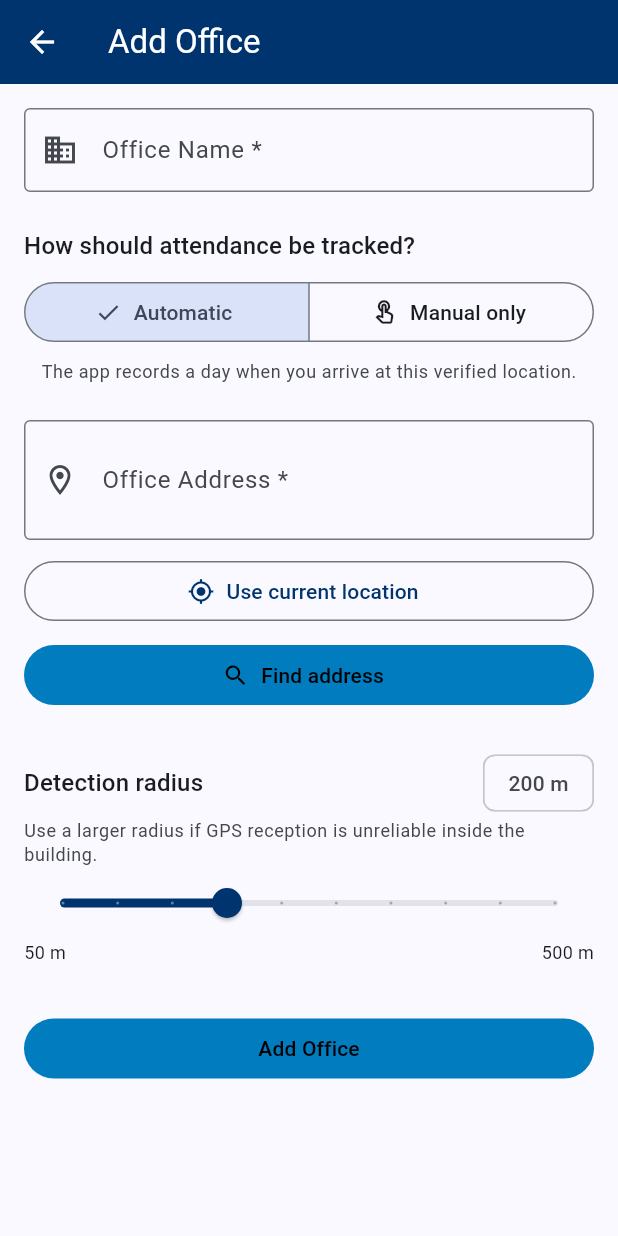
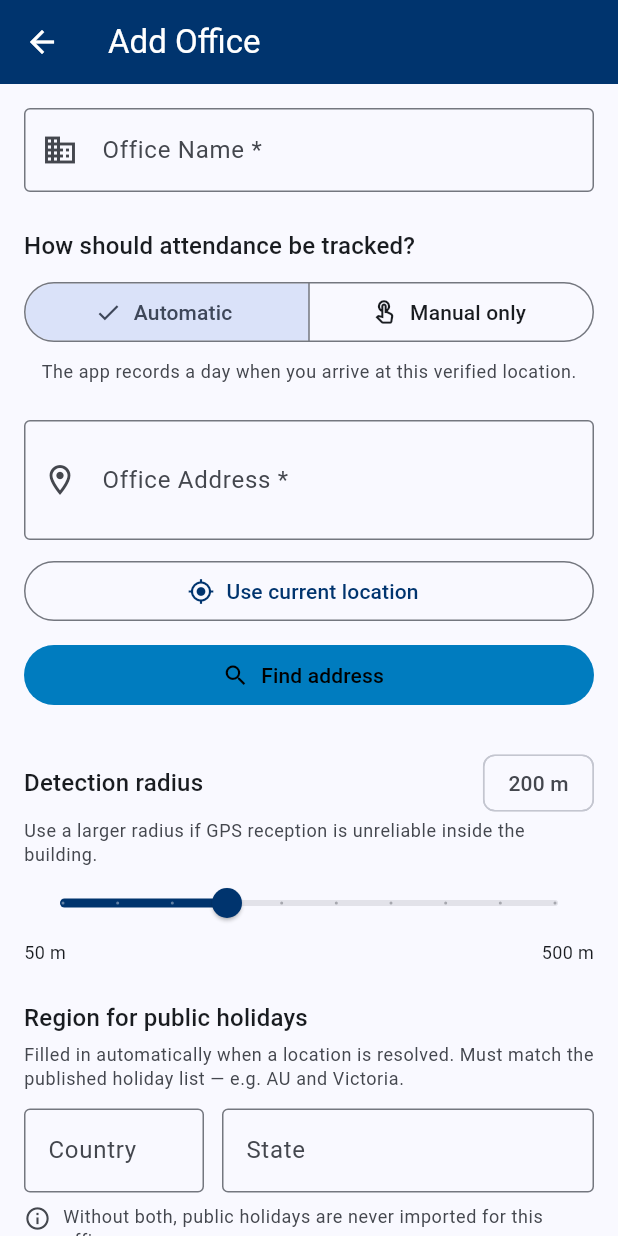
Before and after one commit to ryandam9/attendance-register, a Flutter app: the screen it shows after launch, after a tap on "Add Office", on a phone screen of 412 x 824 dp. Run offline on Flutter 3.47's test engine with Material 3 defaults, Android fonts, the phone set to English and light mode, and no system bars; drawn by our look-alikes of dynamic_color; our stand-ins replace confetti, flutter_local_notifications, flutter_riverpod, geocoding, geolocator, native_geofence and 5 more; missing offline and left inert: excel, file_selector; accounts and stored records are empty.

Commit message:
fix: let an office carry a region when geocoding cannot supply one
Public holidays are matched on an office's country + state, and nothing
else. Away from Android and iOS the `geocoding` plugin has no native
implementation, so the region comes from a best-effort HTTP geocoder;
when that returns nothing the office is saved with coordinates and no
region, and HolidayService.sync() returns before it even fetches the
list. Nothing said so: the setup screen only ever showed a region when
it had one, and Settings reported "No new public holidays to add" — the
same words it uses when you are up to date.

Make the region editable and visible in the office editor, in both
tracking modes (holiday matching has nothing to do with whether the app
watches for arrivals), warn when a lookup resolves coordinates but no
region, and stop nulling the region for a manual office. Give sync() an
outcome so Settings can say no office has a region rather than implying
there was nothing to add.

Co-Authored-By: Claude Opus 5 <noreply@anthropic.com>
Claude-Session: https://claude.ai/code/session_01M824v8XxMDorxYAQWTDrmb

```diff
--- a/lib/screens/home_screen.dart
+++ b/lib/screens/home_screen.dart
@@ -71,7 +71,7 @@ class _HomeScreenState extends ConsumerState<HomeScreen> {
   }
 
   Future<void> _onPullRefresh() async {
-    final inserted = await HolidayService.instance.sync();
+    final inserted = (await HolidayService.instance.sync()).inserted;
     if (!mounted) return;
     _refreshAttendance();
     if (inserted > 0) {
--- a/lib/screens/main_shell.dart
+++ b/lib/screens/main_shell.dart
@@ -114,8 +114,8 @@ class _MainShellState extends ConsumerState<MainShell>
   }
 
   Future<void> _syncHolidays() async {
-    final inserted = await HolidayService.instance.sync();
-    if (inserted > 0 && mounted) _refreshFocusedMonth();
+    final result = await HolidayService.instance.sync();
+    if (result.inserted > 0 && mounted) _refreshFocusedMonth();
   }
 
   /// Safety net for missed geofence events: opening the app while standing in
--- a/lib/screens/settings_screen.dart
+++ b/lib/screens/settings_screen.dart
@@ -364,18 +364,36 @@ class SettingsScreen extends ConsumerWidget {
     messenger.showSnackBar(
       const SnackBar(content: Text('Syncing public holidays…')),
     );
-    final inserted = await HolidayService.instance.sync();
-    if (inserted > 0) ref.invalidate(specialDayProvider);
+    final result = await HolidayService.instance.sync();
+    if (result.inserted > 0) ref.invalidate(specialDayProvider);
     messenger.showSnackBar(
       SnackBar(
-        content: Text(
-          inserted > 0
-              ? 'Added $inserted public holiday${inserted == 1 ? '' : 's'}.'
-              : 'No new public holidays to add.',
-        ),
+        content: Text(_syncMessage(result)),
         behavior: SnackBarBehavior.floating,
       ),
     );
+  }
+
+  /// Says why nothing was added. "No new public holidays" reads as "you are up
+  /// to date" even when the sync could never have matched anything — an office
+  /// with no country and state rules out every row in the list.
+  static String _syncMessage(HolidaySyncResult result) {
+    final n = result.inserted;
+    switch (result.outcome) {
+      case HolidaySyncOutcome.added:
+        return 'Added $n public holiday${n == 1 ? '' : 's'}.';
+      case HolidaySyncOutcome.unchanged:
+        return 'No new public holidays to add.';
+      case HolidaySyncOutcome.noOffices:
+        return 'Add an office first — public holidays are matched on its '
+            'country and state.';
+      case HolidaySyncOutcome.noRegion:
+        return 'No office has a country and state set, so no holiday can '
+            'match. Add them on the office, then sync again.';
+      case HolidaySyncOutcome.unavailable:
+        return 'Could not fetch the public holiday list. Check your '
+            'connection and try again.';
+    }
   }
 
   Future<void> _confirmDeleteAll(BuildContext context, WidgetRef ref) async {
--- a/lib/screens/setup_screen.dart
+++ b/lib/screens/setup_screen.dart
@@ -24,11 +24,13 @@ class _SetupScreenState extends ConsumerState<SetupScreen> {
   final _formKey = GlobalKey<FormState>();
   late final TextEditingController _nameCtrl;
   late final TextEditingController _addressCtrl;
+  // Editable so an office still gets a region when geocoding cannot supply one
+  // — public holidays are matched on these two fields alone.
+  late final TextEditingController _countryCtrl;
+  late final TextEditingController _stateCtrl;
   double _radius = 200;
   double? _lat;
   double? _lng;
-  String? _country;
-  String? _state;
   late _TrackingMode _trackingMode;
   bool _busy = false;
   String? _locationError;
@@ -44,8 +46,8 @@ class _SetupScreenState extends ConsumerState<SetupScreen> {
     _radius = o?.radius ?? 200;
     _lat = o?.hasLocation == true ? o!.latitude : null;
     _lng = o?.hasLocation == true ? o!.longitude : null;
-    _country = o?.country;
-    _state = o?.state;
+    _countryCtrl = TextEditingController(text: o?.country ?? '');
+    _stateCtrl = TextEditingController(text: o?.state ?? '');
     _trackingMode = o == null || o.hasLocation
         ? _TrackingMode.automatic
         : _TrackingMode.manual;
@@ -55,7 +57,39 @@ class _SetupScreenState extends ConsumerState<SetupScreen> {
   void dispose() {
     _nameCtrl.dispose();
     _addressCtrl.dispose();
+    _countryCtrl.dispose();
+    _stateCtrl.dispose();
     super.dispose();
+  }
+
+  /// Writes a resolved region into the fields, leaving anything the user typed
+  /// in place when the geocoder came back empty — a failed lookup must not
+  /// erase a region that was entered by hand.
+  void _applyRegion(GeoPlace? place) {
+    final country = place?.country;
+    final state = place?.state;
+    if (country != null && country.isNotEmpty) _countryCtrl.text = country;
+    if (state != null && state.isNotEmpty) _stateCtrl.text = state;
+  }
+
+  static String? _trimmedOrNull(String s) {
+    final t = s.trim();
+    return t.isEmpty ? null : t;
+  }
+
+  /// True when either field is empty. A holiday row is matched on the pair, so
+  /// one without the other matches nothing.
+  bool get _regionMissing =>
+      _countryCtrl.text.trim().isEmpty || _stateCtrl.text.trim().isEmpty;
+
+  /// Warn when a lookup resolved coordinates but no region: the office looks
+  /// fully configured, yet no public holiday can ever match it.
+  void _warnIfRegionMissing() {
+    if (!_regionMissing) return;
+    _showSnack(
+      'Could not work out the country and state for this address — fill them '
+      'in below so public holidays are matched.',
+    );
   }
 
   Future<void> _useCurrentLocation() async {
@@ -82,6 +116,7 @@ class _SetupScreenState extends ConsumerState<SetupScreen> {
     setState(() {
       _lat = pos.latitude;
       _lng = pos.longitude;
+      _applyRegion(place);
       final resolved = place?.address;
       if (resolved != null && resolved.isNotEmpty) {
         _addressCtrl.text = resolved;
@@ -93,11 +128,10 @@ class _SetupScreenState extends ConsumerState<SetupScreen> {
         _addressCtrl.text =
             '${pos.latitude.toStringAsFixed(5)}, ${pos.longitude.toStringAsFixed(5)}';
       }
-      _country = place?.country;
-      _state = place?.state;
       _busy = false;
       _locationError = null;
     });
+    _warnIfRegionMissing();
   }
 
   Future<bool> _lookupAddress() async {
@@ -134,14 +168,14 @@ class _SetupScreenState extends ConsumerState<SetupScreen> {
     setState(() {
       _lat = lat;
       _lng = lng;
-      _country = place?.country;
-      _state = place?.state;
+      _applyRegion(place);
       _busy = false;
       _locationError = null;
     });
     _showSnack(
       'Location resolved: ${lat.toStringAsFixed(5)}, ${lng.toStringAsFixed(5)}',
     );
+    _warnIfRegionMissing();
     return true;
   }
 
@@ -172,8 +206,10 @@ class _SetupScreenState extends ConsumerState<SetupScreen> {
       latitude: automatic ? _lat! : 0.0,
       longitude: automatic ? _lng! : 0.0,
       radius: _radius,
-      country: automatic ? _country : null,
-      state: automatic ? _state : null,
+      // Not gated on [automatic]: the region drives public-holiday matching,
+      // which has nothing to do with whether the app watches for arrivals.
+      country: _trimmedOrNull(_countryCtrl.text),
+      state: _trimmedOrNull(_stateCtrl.text),
     );
 
     final notifier = ref.read(officeProvider.notifier);
@@ -282,8 +318,6 @@ class _SetupScreenState extends ConsumerState<SetupScreen> {
                   onChanged: (_) => setState(() {
                     _lat = null;
                     _lng = null;
-                    _country = null;
-                    _state = null;
                     _locationError = null;
                   }),
                   decoration: const InputDecoration(
@@ -376,11 +410,6 @@ class _SetupScreenState extends ConsumerState<SetupScreen> {
                                 '${_lat!.toStringAsFixed(5)}, ${_lng!.toStringAsFixed(5)}',
                                 style: Theme.of(context).textTheme.bodySmall,
                               ),
-                              if (_state != null || _country != null)
-                                Text(
-                                  'Region: ${[_state, _country].where((s) => s != null && s.isNotEmpty).join(', ')}',
-                                  style: Theme.of(context).textTheme.bodySmall,
-                                ),
                             ],
                           ),
                         ),
@@ -434,6 +463,81 @@ class _SetupScreenState extends ConsumerState<SetupScreen> {
                 ),
               ],
 
+              // ── Region ────────────────────────────────────────────────────
+              // Outside the tracking-mode branch on purpose: public holidays
+              // are matched on country + state, whether or not the app watches
+              // for arrivals. Editable because the desktop geocoder is a
+              // best-effort HTTP service — when it returns nothing these are
+              // the only way the office ever gets a region.
+              const SizedBox(height: 24),
+              Text(
+                'Region for public holidays',
+                style: Theme.of(context).textTheme.titleMedium,
+              ),
+              const SizedBox(height: 4),
+              Text(
+                'Filled in automatically when a location is resolved. Must '
+                'match the published holiday list — e.g. AU and Victoria.',
+                style: Theme.of(
+                  context,
+                ).textTheme.bodySmall?.copyWith(color: cs.onSurfaceVariant),
+              ),
+              const SizedBox(height: 12),
+              Row(
+                crossAxisAlignment: CrossAxisAlignment.start,
+                children: [
+                  SizedBox(
+                    width: 120,
+                    child: TextFormField(
+                      controller: _countryCtrl,
+                      textCapitalization: TextCapitalization.characters,
+                      onChanged: (_) => setState(() {}),
+                      decoration: const InputDecoration(
+                        labelText: 'Country',
+                        hintText: 'AU',
+                        border: OutlineInputBorder(),
+                      ),
+                    ),
+                  ),
+                  const SizedBox(width: 12),
+                  Expanded(
+                    child: TextFormField(
+                      controller: _stateCtrl,
+                      textCapitalization: TextCapitalization.words,
+                      onChanged: (_) => setState(() {}),
+                      decoration: const InputDecoration(
+                        labelText: 'State',
+                        hintText: 'Victoria',
+                        border: OutlineInputBorder(),
+                      ),
+                    ),
+                  ),
+                ],
+              ),
+              if (_regionMissing) ...[
+                const SizedBox(height: 8),
+                Row(
+                  crossAxisAlignment: CrossAxisAlignment.start,
+                  children: [
+                    Icon(
+                      Icons.info_outline,
+                      size: 18,
+                      color: cs.onSurfaceVariant,
+                    ),
+                    const SizedBox(width: 8),
+                    Expanded(
+                      child: Text(
+                        'Without both, public holidays are never imported for '
+                        'this office.',
+                        style: Theme.of(context).textTheme.bodySmall?.copyWith(
+                          color: cs.onSurfaceVariant,
+                        ),
+                      ),
+                    ),
+                  ],
+                ),
+              ],
+
               const SizedBox(height: 32),
 
               FilledButton(
--- a/lib/services/holiday_service.dart
+++ b/lib/services/holiday_service.dart
@@ -18,6 +18,37 @@ class HolidayRow {
     required this.date,
     required this.desc,
   });
+}
+
+/// How a holiday sync ended, so the UI can tell "nothing new to add" apart from
+/// "nothing could ever match".
+enum HolidaySyncOutcome {
+  /// Holidays were imported.
+  added,
+
+  /// Everything that matched is already on the calendar.
+  unchanged,
+
+  /// There are no offices yet — nothing to match holidays against.
+  noOffices,
+
+  /// Offices exist, but none records both a country and a state, so no CSV row
+  /// can match. Usually an office whose region could not be resolved when it
+  /// was saved: away from Android and iOS the app falls back to an HTTP
+  /// geocoder, and when that returns nothing the office keeps its coordinates
+  /// but no region — silently ruling out every holiday.
+  noRegion,
+
+  /// The published list could not be fetched (offline, or the request failed).
+  unavailable,
+}
+
+/// The result of a [HolidayService.sync]: how many holidays were imported, and
+/// why that number is what it is.
+class HolidaySyncResult {
+  final int inserted;
+  final HolidaySyncOutcome outcome;
+  const HolidaySyncResult(this.inserted, this.outcome);
 }
 
 /// Reads a public-holiday list published in the GitHub repo and, for every
@@ -119,20 +150,30 @@ class HolidayService {
     }
   }
 
-  /// Fetches the CSV and imports matching holidays. Returns the number of new
-  /// holidays inserted (0 on no offices, no network, or nothing new). Never
-  /// throws — a failed sync is a no-op the UI can ignore.
-  Future<int> sync() async {
+  /// Fetches the CSV and imports matching holidays. Never throws — a failed
+  /// sync is a no-op — but the returned [HolidaySyncResult] says why nothing
+  /// was added, so a sync that can never succeed does not read as "no new
+  /// holidays".
+  Future<HolidaySyncResult> sync() async {
     final db = DatabaseService.instance;
     final offices = await db.getOfficeLocations();
+    if (offices.isEmpty) {
+      return const HolidaySyncResult(0, HolidaySyncOutcome.noOffices);
+    }
     final keys = officeKeys(offices);
-    if (keys.isEmpty) return 0;
+    if (keys.isEmpty) {
+      return const HolidaySyncResult(0, HolidaySyncOutcome.noRegion);
+    }
 
     final csv = await _fetchCsv();
-    if (csv == null) return 0;
+    if (csv == null) {
+      return const HolidaySyncResult(0, HolidaySyncOutcome.unavailable);
+    }
 
     final matches = matchingHolidays(parseCsv(csv), keys);
-    if (matches.isEmpty) return 0;
+    if (matches.isEmpty) {
+      return const HolidaySyncResult(0, HolidaySyncOutcome.unchanged);
+    }
 
     // One query per table instead of two queries per CSV row.
     final dismissed = await db.getDismissedHolidayDates();
@@ -160,6 +201,9 @@ class HolidayService {
       existingSpecial.add(h.date);
       inserted++;
     }
-    return inserted;
+    return HolidaySyncResult(
+      inserted,
+      inserted > 0 ? HolidaySyncOutcome.added : HolidaySyncOutcome.unchanged,
+    );
   }
 }
```
Also changed, not shown: 1 other file.
